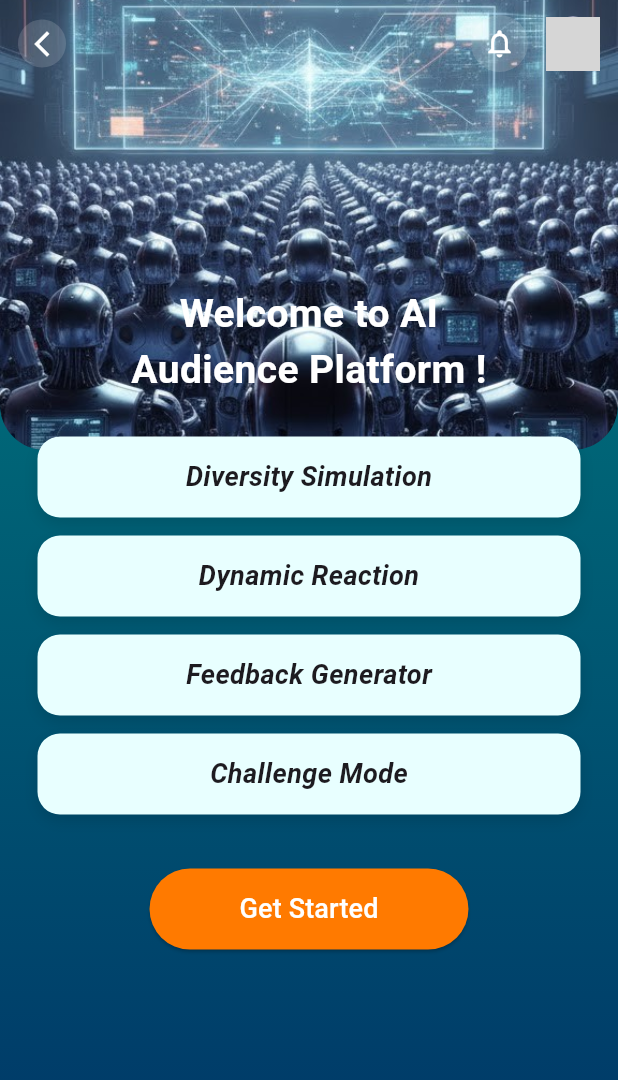
After one commit to sasnithemn-coder/wovell_app, a Flutter app: the AiAudiencePage screen opened directly, on a phone screen of 412 x 824 dp. The commit adds this screen. Shown: the top 1080 px of the screen. Run offline on Flutter 3.47's test engine with Material 3 defaults, Android fonts, the light colour scheme and no system bars; our stand-ins replace just_audio, shared_preferences; missing offline and left inert: record; accounts and stored records are empty; grey boxes are pictures that could not be loaded.

Commit message:
Added AI Audience Page

```diff
--- /dev/null
+++ b/frontend/lib/ai_audience_page.dart
@@ -0,0 +1,444 @@
+import 'dart:async';
+import 'dart:convert';
+import 'dart:io';
+import 'package:flutter/material.dart';
+import 'package:record/record.dart';
+import 'package:http/http.dart' as http;
+
+import 'notifications.dart';
+import 'profile_page.dart';
+
+class AiAudiencePage extends StatefulWidget {
+  const AiAudiencePage({super.key});
+
+  @override
+  State<AiAudiencePage> createState() => _AiAudiencePageState();
+}
+
+class _AiAudiencePageState extends State<AiAudiencePage>
+    with TickerProviderStateMixin {
+  // State variables
+  bool _showRecordingSection = false;
+  bool _isRecording = false;
+  bool _isLoadingFeedback = false;
+
+  String? _recordFilePath;
+  Duration _recordDuration = Duration.zero;
+
+  List<String> _feedbackList = [];
+
+  final AudioRecorder _recorder = AudioRecorder();
+  Timer? _timer;
+
+  late AnimationController _fadeController;
+
+  @override
+  void initState() {
+    super.initState();
+    _fadeController = AnimationController(
+      vsync: this,
+      duration: const Duration(milliseconds: 600),
+    );
+  }
+
+  // ---------------------------------------------------------------------------
+  // AUDIO RECORDING LOGIC
+  // ---------------------------------------------------------------------------
+  Future<void> _startRecording() async {
+    final hasPermission = await _recorder.hasPermission();
+    if (!hasPermission) {
+      if (!mounted) return;
+      ScaffoldMessenger.of(context).showSnackBar(
+        const SnackBar(content: Text('Microphone permission required')),
+      );
+      return;
+    }
+
+    final appDir = Directory.systemTemp.path;
+    final path =
+        '$appDir/ai_audience_${DateTime.now().millisecondsSinceEpoch}.m4a';
+
+    // RecordConfig (correct for record v5+)
+    const config = RecordConfig(
+      encoder: AudioEncoder.aacLc,
+      bitRate: 128000,
+      sampleRate: 44100,
+    );
+
+    await _recorder.start(config, path: path);
+
+    setState(() {
+      _isRecording = true;
+      _recordFilePath = path;
+      _recordDuration = Duration.zero;
+      _feedbackList.clear();
+    });
+
+    _timer = Timer.periodic(const Duration(seconds: 1), (t) {
+      setState(() {
+        _recordDuration = Duration(seconds: _recordDuration.inSeconds + 1);
+      });
+    });
+  }
+
+  Future<void> _stopRecording() async {
+    _timer?.cancel();
+    final path = await _recorder.stop();
+
+    if (path == null) return;
+
+    setState(() {
+      _isRecording = false;
+      _recordFilePath = path;
+    });
+
+    await _sendAudioToAI(File(path));
+  }
+
+  // ---------------------------------------------------------------------------
+  // AI FEEDBACK LOGIC
+  // ---------------------------------------------------------------------------
+  Future<void> _sendAudioToAI(File audioFile) async {
+    setState(() {
+      _isLoadingFeedback = true;
+      _feedbackList.clear();
+    });
+
+    try {
+      final uri = Uri.parse("https://yourserver.com/api/analyze_speech");
+
+      final request = http.MultipartRequest("POST", uri)
+        ..files.add(await http.MultipartFile.fromPath('file', audioFile.path));
+
+      final response = await request.send();
+
+      if (response.statusCode == 200) {
+        final body = await response.stream.bytesToString();
+        final jsonData = jsonDecode(body);
+
+        if (jsonData["feedback"] != null) {
+          setState(() {
+            _feedbackList = List<String>.from(jsonData["feedback"]);
+          });
+        } else {
+          setState(() {
+            _feedbackList = ["No feedback received from AI."];
+          });
+        }
+      } else {
+        setState(() {
+          _feedbackList = ["Error: ${response.statusCode} from server"];
+        });
+      }
+    } catch (e) {
+      setState(() {
+        _feedbackList = ["Error sending audio: $e"];
+      });
+    } finally {
+  if (mounted) {
+    setState(() {
+      _isLoadingFeedback = false;
+    });
+  }
+}
+  }
+
+  // ---------------------------------------------------------------------------
+  // HELPERS
+  // ---------------------------------------------------------------------------
+  String _formatDuration(Duration d) {
+    final mm = d.inMinutes.remainder(60).toString().padLeft(2, '0');
+    final ss = d.inSeconds.remainder(60).toString().padLeft(2, '0');
+    return '$mm:$ss';
+  }
+
+  @override
+  void dispose() {
+    _timer?.cancel();
+    _recorder.dispose();
+    _fadeController.dispose();
+    super.dispose();
+  }
+
+  // ---------------------------------------------------------------------------
+  // UI SECTION: TOP BAR
+  // ---------------------------------------------------------------------------
+  Widget _buildTopBar() {
+    return SafeArea(
+      child: Padding(
+        padding: const EdgeInsets.symmetric(horizontal: 12, vertical: 10),
+        child: Row(
+          children: [
+            GestureDetector(
+              onTap: () => Navigator.pop(context),
+              child: Container(
+                padding: const EdgeInsets.all(6),
+                decoration: BoxDecoration(
+                  color: Colors.white.withValues(alpha: 0.15),
+                  shape: BoxShape.circle,
+                ),
+                child:
+                    const Icon(Icons.arrow_back_ios_new, color: Colors.white, size: 20),
+              ),
+            ),
+            const Spacer(),
+            Row(
+              children: [
+                GestureDetector(
+                  onTap: () {
+                    Navigator.push(
+                      context,
+                      MaterialPageRoute(builder: (_) => const NotificationsPage()),
+                    );
+                  },
+                  child: Container(
+                    padding: const EdgeInsets.all(8),
+                    decoration: BoxDecoration(
+                      color: Colors.white.withValues(alpha: 0.15),
+                      shape: BoxShape.circle,
+                    ),
+                    child: const Icon(Icons.notifications_none,
+                        color: Colors.white, size: 22),
+                  ),
+                ),
+                const SizedBox(width: 12),
+                GestureDetector(
+                  onTap: () {
+                    Navigator.push(
+                      context,
+                      MaterialPageRoute(builder: (_) => const ProfilePage()),
+                    );
+                  },
+                  child: const CircleAvatar(
+                    radius: 18,
+                    backgroundImage: AssetImage('assets/avatar.png'),
+                  ),
+                ),
+              ],
+            )
+          ],
+        ),
+      ),
+    );
+  }
+
+  // ---------------------------------------------------------------------------
+  // UI SECTION: INTRO PAGE
+  // ---------------------------------------------------------------------------
+  Widget _buildIntroSection() {
+    return Container(
+      decoration: const BoxDecoration(
+        gradient: LinearGradient(
+          colors: [Color(0xFF008080), Color(0xFF003366)],
+          begin: Alignment.topCenter,
+          end: Alignment.bottomCenter,
+        ),
+      ),
+      child: Stack(
+        children: [
+          Positioned(
+            top: 0,
+            child: ClipRRect(
+              borderRadius: const BorderRadius.only(
+                bottomLeft: Radius.circular(30),
+                bottomRight: Radius.circular(30),
+              ),
+              child: Image.asset(
+                'assets/b31d5472-09aa-4349-a81d-3ac90220f0d9.jpg',
+                height: 300,
+                width: MediaQuery.of(context).size.width,
+                fit: BoxFit.cover,
+              ),
+            ),
+          ),
+          _buildTopBar(),
+          Column(
+            mainAxisAlignment: MainAxisAlignment.center,
+            children: [
+              const Spacer(),
+              const Text(
+                "Welcome to AI\nAudience Platform !",
+                textAlign: TextAlign.center,
+                style: TextStyle(
+                  fontSize: 26,
+                  fontWeight: FontWeight.bold,
+                  color: Colors.white,
+                ),
+              ),
+              const SizedBox(height: 20),
+              _optionCard("Diversity Simulation"),
+              _optionCard("Dynamic Reaction"),
+              _optionCard("Feedback Generator"),
+              _optionCard("Challenge Mode"),
+              const SizedBox(height: 30),
+              ElevatedButton(
+                onPressed: () {
+                  setState(() => _showRecordingSection = true);
+                  _fadeController.forward(from: 0);
+                },
+                style: ElevatedButton.styleFrom(
+                  backgroundColor: const Color(0xFFFF7A00),
+                  padding:
+                      const EdgeInsets.symmetric(horizontal: 60, vertical: 14),
+                  shape: RoundedRectangleBorder(
+                      borderRadius: BorderRadius.circular(30)),
+                ),
+                child: const Text(
+                  "Get Started",
+                  style: TextStyle(fontSize: 18, color: Colors.white),
+                ),
+              ),
+              const Spacer(),
+            ],
+          ),
+        ],
+      ),
+    );
+  }
+
+  Widget _optionCard(String text) {
+    return Padding(
+      padding: const EdgeInsets.symmetric(horizontal: 25, vertical: 6),
+      child: Container(
+        decoration: BoxDecoration(
+          color: const Color(0xFFE8FFFF),
+          borderRadius: BorderRadius.circular(15),
+          boxShadow: [
+            BoxShadow(
+              color: Colors.black.withValues(alpha: 0.12),
+              offset: const Offset(0, 4),
+              blurRadius: 8,
+            )
+          ],
+        ),
+        padding: const EdgeInsets.symmetric(vertical: 14),
+        child: Center(
+          child: Text(
+            text,
+            style: const TextStyle(
+                fontSize: 18, fontWeight: FontWeight.w600, fontStyle: FontStyle.italic),
+          ),
+        ),
+      ),
+    );
+  }
+
+  // ---------------------------------------------------------------------------
+  // UI SECTION: RECORDING PAGE
+  // ---------------------------------------------------------------------------
+  Widget _buildRecordingSection() {
+    return Container(
+      decoration: const BoxDecoration(
+        gradient: LinearGradient(
+          colors: [Color(0xFF008080), Color(0xFF003366)],
+          begin: Alignment.topCenter,
+          end: Alignment.bottomCenter,
+        ),
+      ),
+      child: Stack(
+        children: [
+          Image.asset(
+            'assets/15bdd0c5-17cb-46df-8a82-f52a980232fc.jpg',
+            fit: BoxFit.cover,
+            width: double.infinity,
+            height: double.infinity,
+          ),
+          Container(color: Colors.black.withValues(alpha: 0.4)),
+          _buildTopBar(),
+          Column(
+            children: [
+              const SizedBox(height: 120),
+              Expanded(
+                child: _isLoadingFeedback
+                    ? const Center(
+                        child: CircularProgressIndicator(color: Colors.white),
+                      )
+                    : ListView.builder(
+                        padding: const EdgeInsets.symmetric(horizontal: 20),
+                        itemCount: _feedbackList.length,
+                        itemBuilder: (context, index) =>
+                            _feedbackBubble(_feedbackList[index]),
+                      ),
+              ),
+              Padding(
+                padding: const EdgeInsets.only(bottom: 40),
+                child: Column(
+                  children: [
+                    GestureDetector(
+                      onTap: _isRecording ? _stopRecording : _startRecording,
+                      child: Container(
+                        decoration: const BoxDecoration(
+                          shape: BoxShape.circle,
+                          gradient: LinearGradient(
+                            colors: [Color(0xFFFF914D), Color(0xFFFF6D1A)],
+                          ),
+                        ),
+                        padding: const EdgeInsets.all(25),
+                        child: Icon(
+                          _isRecording ? Icons.stop : Icons.mic,
+                          color: Colors.white,
+                          size: 45,
+                        ),
+                      ),
+                    ),
+                    const SizedBox(height: 10),
+                    Text(
+                      _formatDuration(_recordDuration),
+                      style: const TextStyle(
+                          color: Colors.white,
+                          fontSize: 22,
+                          fontWeight: FontWeight.bold),
+                    ),
+                    const SizedBox(height: 10),
+                  ],
+                ),
+              )
+            ],
+          ),
+        ],
+      ),
+    );
+  }
+
+  Widget _feedbackBubble(String text) {
+    final isPositive =
+        text.toLowerCase().contains('good') || text.toLowerCase().contains('well');
+    return Container(
+      margin: const EdgeInsets.symmetric(vertical: 8),
+      padding: const EdgeInsets.all(14),
+      decoration: BoxDecoration(
+        color: Colors.white.withValues(alpha: 0.9),
+        borderRadius: BorderRadius.circular(15),
+      ),
+      child: Row(
+        children: [
+          Icon(Icons.account_circle,
+              color: isPositive ? Colors.green : Colors.red, size: 26),
+          const SizedBox(width: 10),
+          Expanded(
+            child: Text(
+              text,
+              style: const TextStyle(
+                  fontSize: 16, fontWeight: FontWeight.w500, color: Colors.black87),
+            ),
+          ),
+        ],
+      ),
+    );
+  }
+
+  // ---------------------------------------------------------------------------
+  // BUILD
+  // ---------------------------------------------------------------------------
+  @override
+  Widget build(BuildContext context) {
+    return Scaffold(
+      body: AnimatedSwitcher(
+        duration: const Duration(milliseconds: 600),
+        child: _showRecordingSection
+            ? _buildRecordingSection()
+            : _buildIntroSection(),
+      ),
+    );
+  }
+}
--- a/frontend/pubspec.yaml
+++ b/frontend/pubspec.yaml
@@ -40,6 +40,7 @@ dependencies:
   speech_to_text: ^6.4.1
   http: ^1.2.1
   just_audio: ^0.9.39
+  flutter_screenutil: ^5.9.0
 
   # The following adds the Cupertino Icons font to your application.
   # Use with the CupertinoIcons class for iOS style icons.
@@ -109,3 +110,5 @@ flutter:
     - assets/public_speaking_banner.jpg
     - assets/voz_hut_banner.png
     - assets/speech_duty_banner.png
+    - assets/b31d5472-09aa-4349-a81d-3ac90220f0d9.jpg
+    - assets/15bdd0c5-17cb-46df-8a82-f52a980232fc.jpg
```
Also changed, not shown: frontend/lib/public_speaking.dart (+5 -3 lines), frontend/assets/15bdd0c5-17cb-46df-8a82-f52a980232fc.jpg (added), frontend/assets/b31d5472-09aa-4349-a81d-3ac90220f0d9.jpg (added), frontend/pubspec.lock.
